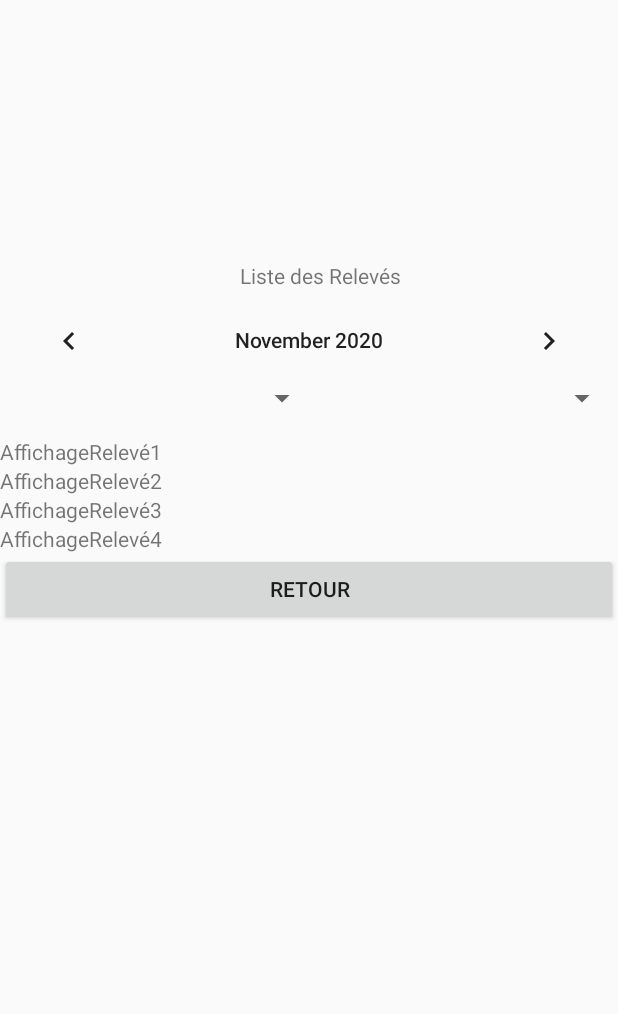
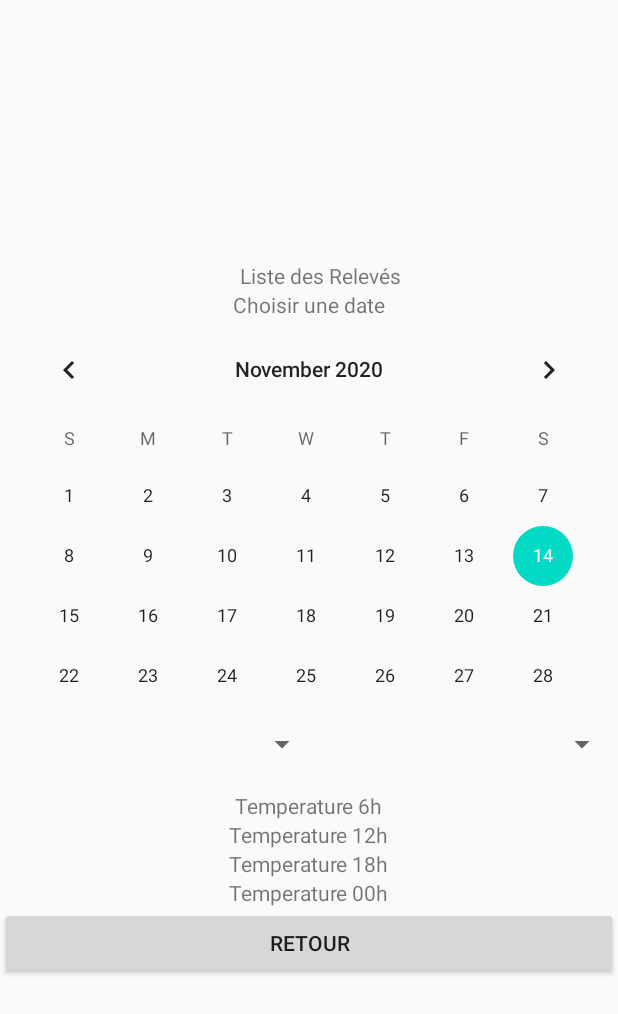
Before and after one commit to Sekaith/Tempero_Calor, an Android app: the screen it shows after launch (ActivityListeReleve), after a tap on "LISTE DES RELEVÉS", on a phone screen of 412 x 824 dp. Shown: the top 1014 px of the screen. Run offline under Robolectric (Android 15) with nearby library versions, the phone set to English and light mode, and no system bars.

```diff
--- a/app/src/main/java/com/example/temperocalor/ActivityListeReleve.java
+++ b/app/src/main/java/com/example/temperocalor/ActivityListeReleve.java
@@ -5,6 +5,9 @@ import android.content.Intent;
 import android.os.Bundle;
 import android.view.View;
 import android.widget.Button;
+import android.widget.CalendarView;
+import android.widget.EditText;
+import android.widget.TextView;
 
 public class ActivityListeReleve extends Activity {
     protected void onCreate(Bundle savedInstanceState)
@@ -12,6 +15,34 @@ public class ActivityListeReleve extends Activity {
         super.onCreate(savedInstanceState);
         setContentView(R.layout.activity_liste_releve);
         Button Retour = findViewById(R.id.buttonRetour2);
+        final DAOBdd Bdd = new DAOBdd(this);
+        Bdd.open();
+        //recup des éléments du layout
+        final String[] unLac = new String[1];
+        final CalendarView date = findViewById(R.id.calendrierListe);
+        final TextView DateText = findViewById(R.id.textDate);
+        final TextView Temp6 = findViewById(R.id.temp6);
+        final TextView Temp12 = findViewById(R.id.temp12);
+        final TextView Temp18 = findViewById(R.id.temp18);
+        final TextView Temp00 = findViewById(R.id.temp00);
+
+
+
+
+
+
+
+
+
+
+
+
+
+
+
+
+
+
         View.OnClickListener ecouteur1 = new View.OnClickListener() {
             @Override
             public void onClick(View v) {
--- a/app/src/main/java/com/example/temperocalor/CreateBDD.java
+++ b/app/src/main/java/com/example/temperocalor/CreateBDD.java
@@ -22,7 +22,7 @@ public class CreateBDD extends SQLiteOpenHelper {
     private static final String COL_TEMP12 = "Temp12";
     private static final String COL_TEMP18 = "Temp18";
     private static final String COL_TEMP24 = "Temp24";
-    private static final String COL_IDLACR = "IDLACR";
+    private static final String COL_IDLACR = "IdLac";
     private static final String CREATE_TABLERELEVE = "CREATE TABLE " +
             TABLE_RELEVE + " ("+COL_IDRELEVE+" INTEGER PRIMARY KEY AUTOINCREMENT,"+
             COL_DATE + " TEXT ," + COL_TEMP6 + " TEXT,  " + COL_TEMP12 +
@@ -38,6 +38,8 @@ public class CreateBDD extends SQLiteOpenHelper {
         //on créé la table à partir de la requête écrite dans la variable CREATE_BDD
         db.execSQL(CREATE_TABLELAC);
         db.execSQL(CREATE_TABLERELEVE);
+
+
     }
     @Override
     public void onUpgrade(SQLiteDatabase db, int oldVersion, int newVersion) {
--- a/app/src/main/java/com/example/temperocalor/MainActivity.java
+++ b/app/src/main/java/com/example/temperocalor/MainActivity.java
@@ -14,7 +14,7 @@ public class MainActivity extends AppCompatActivity {
     @Override
     protected void onCreate(Bundle savedInstanceState) {
         super.onCreate(savedInstanceState);
-
+        //viderTableLac()
         remplirTable();
         setContentView(R.layout.activity_main);
         //Accès au menu pour saisir un relevé
@@ -50,12 +50,19 @@ public class MainActivity extends AppCompatActivity {
     }
     public void remplirTable () {
         DAOBdd lacBDD = new DAOBdd(this);
-        Lac lac1 = new Lac("01", "Sainte-Croix", 43.771450, 6.189804);
-        Lac lac2 = new Lac("02", "Bourget", 45.729632 , 5.869561);
+        Lac lac1 = new Lac("00", "Sainte-Croix", 43.771450, 6.189804);
+        Lac lac2 = new Lac("01", "Bourgettte", 45.729632 , 5.869561);
         lacBDD.open();
         lacBDD.insererLac(lac1);
         lacBDD.insererLac(lac2);
+
         Cursor c = lacBDD.getDataLac();
         Toast.makeText(getApplicationContext(), " il y a " + String.valueOf(c.getCount()) + " lacs ", Toast.LENGTH_LONG).show();
     }
+    public void viderTableLac()
+    {
+        DAOBdd lacBDD = new DAOBdd(this);
+        lacBDD.open();
+        lacBDD.dropLac();
+    }
 }
--- a/app/src/main/res/layout/activity_liste_releve.xml
+++ b/app/src/main/res/layout/activity_liste_releve.xml
@@ -35,52 +35,63 @@
                 android:text="@string/titre_liste"
                 android:translationX="160dp" />
 
+            <TextView
+                android:id="@+id/textDate"
+                android:layout_width="wrap_content"
+                android:layout_height="wrap_content"
+                android:layout_gravity="center"
+                android:text="Choisir une date" />
+
             <CalendarView
                 android:id="@+id/calendrierListe"
                 android:layout_width="match_parent"
-                android:layout_height="60dp" />
+                android:layout_height="255dp" />
 
             <LinearLayout
                 android:layout_width="match_parent"
-                android:layout_height="38dp"
+                android:layout_height="59dp"
                 android:orientation="horizontal">
 
                 <Spinner
                     android:id="@+id/nomLacSpinnerListe"
                     android:layout_width="212dp"
-                    android:layout_height="wrap_content"
+                    android:layout_height="56dp"
                     android:spinnerMode="dropdown" />
 
                 <Spinner
                     android:id="@+id/unitéSpinner"
                     android:layout_width="match_parent"
-                    android:layout_height="wrap_content"
+                    android:layout_height="56dp"
                     android:spinnerMode="dropdown" />
             </LinearLayout>
 
             <TextView
-                android:id="@+id/AffichageRelevé1"
-                android:layout_width="match_parent"
+                android:id="@+id/temp6"
+                android:layout_width="wrap_content"
                 android:layout_height="wrap_content"
-                android:text="AffichageRelevé1" />
+                android:layout_gravity="center"
+                android:text="Temperature 6h" />
 
             <TextView
-                android:id="@+id/AffichageRelevé2"
-                android:layout_width="match_parent"
+                android:id="@+id/temp12"
+                android:layout_width="wrap_content"
                 android:layout_height="wrap_content"
-                android:text="AffichageRelevé2" />
+                android:layout_gravity="center"
+                android:text="Temperature 12h" />
 
             <TextView
-                android:id="@+id/AffichageRelevé3"
+                android:id="@+id/temp18"
                 android:layout_width="wrap_content"
                 android:layout_height="wrap_content"
-                android:text="AffichageRelevé3" />
+                android:layout_gravity="center"
+                android:text="Temperature 18h" />
 
             <TextView
-                android:id="@+id/AffichageRelevé4"
-                android:layout_width="match_parent"
+                android:id="@+id/temp00"
+                android:layout_width="wrap_content"
                 android:layout_height="wrap_content"
-                android:text="AffichageRelevé4" />
+                android:layout_gravity="center"
+                android:text="Temperature 00h" />
 
             <Button
                 android:id="@+id/buttonRetour2"
--- a/app/src/main/res/layout/activity_saisir_releve.xml
+++ b/app/src/main/res/layout/activity_saisir_releve.xml
@@ -82,11 +82,9 @@
                 android:layout_width="match_parent"
                 android:layout_height="46dp"
                 android:ems="10"
-                android:hint="Exemple"
+                android:hint="Temperature (En celsius)"
                 android:inputType="textPersonName"
-                android:text="Exemple"
-                android:translationY="40dp"
-                tools:text="Exemple" />
+                android:translationY="40dp" />
 
         </LinearLayout>
 
```
Also changed, not shown: app/src/main/java/com/example/temperocalor/ActivitySaisirReleve.java (+40 -3 lines), app/src/main/java/com/example/temperocalor/DAOBdd.java (+11 -1 lines).
